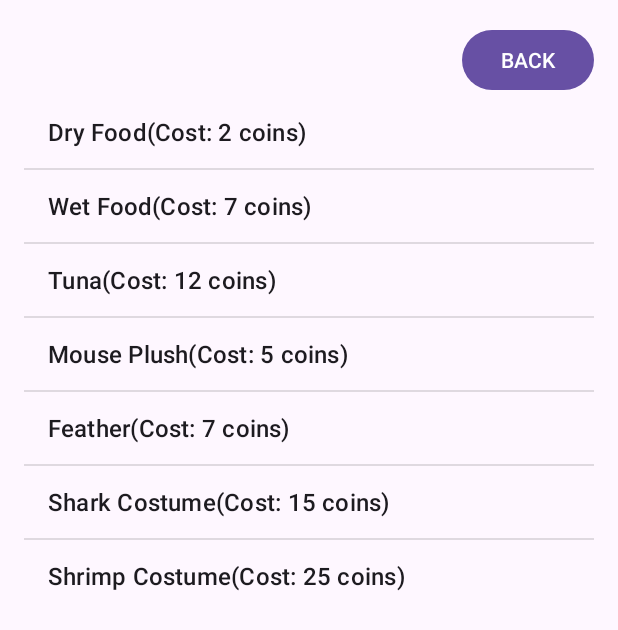
After one commit to HehNiceArt/CS106-AppDev-Finals, an Android app: the ShopActivity screen opened directly, with no data from a screen before it, on a phone screen of 412 x 824 dp. The commit adds this screen. Shown: the top 630 px of the screen. Run offline under Robolectric (Android 15) with nearby library versions, the phone set to English and light mode, and no system bars.

Commit message:
shop and inventory working

```diff
--- /dev/null
+++ b/app/src/main/java/com/example/nyanyanko/NyankoManager.java
@@ -0,0 +1,18 @@
+package com.example.nyanyanko;
+
+import android.content.Context;
+import android.graphics.Bitmap;
+import android.graphics.BitmapFactory;
+
+public class NyankoManager {
+    private static NyankoAI nyankoAIInstance;
+
+    public static  NyankoAI getInstance(Context context){
+        Bitmap bitmap = BitmapFactory.decodeResource(context.getResources(),R.drawable.nyanko);
+        if(nyankoAIInstance == null){
+            Bitmap resized = Bitmap.createScaledBitmap(bitmap, 240, 240, false);
+            nyankoAIInstance = new NyankoAI(resized, bitmap.getWidth(), bitmap.getHeight());
+        }
+        return nyankoAIInstance;
+    }
+}
--- /dev/null
+++ b/app/src/main/java/com/example/nyanyanko/Shop.java
@@ -0,0 +1,27 @@
+package com.example.nyanyanko;
+
+import androidx.appcompat.app.AppCompatActivity;
+
+import android.os.Bundle;
+
+import java.util.ArrayList;
+import java.util.List;
+
+public class Shop {
+
+    private List<ShopItem> shopItems;
+
+    public Shop() {
+        shopItems = new ArrayList<>();
+        shopItems.add(new ShopItem("Dry Food", 2, 3, 2));
+        shopItems.add(new ShopItem("Wet Food", 4, 6, 7));
+        shopItems.add(new ShopItem("Tuna", 6, 8, 12));
+        shopItems.add(new ShopItem("Mouse Plush", 0, 0, 5));
+        shopItems.add(new ShopItem("Feather", 0, 0, 7));
+        shopItems.add(new ShopItem("Shark Costume", 0, 0, 15));
+        shopItems.add(new ShopItem("Shrimp Costume", 0, 0, 25));
+    }
+    public List<ShopItem> getShopItems(){
+        return  shopItems;
+    }
+}
--- /dev/null
+++ b/app/src/main/java/com/example/nyanyanko/ShopActivity.java
@@ -0,0 +1,65 @@
+package com.example.nyanyanko;
+
+import androidx.appcompat.app.AppCompatActivity;
+
+import android.content.Intent;
+import android.os.Bundle;
+import android.util.Log;
+import android.view.View;
+import android.widget.AdapterView;
+import android.widget.ArrayAdapter;
+import android.widget.ListView;
+import android.widget.Button;
+import android.widget.TextView;
+import android.widget.Toast;
+
+import java.util.List;
+
+public class ShopActivity extends AppCompatActivity {
+    private Shop shop;
+    private NyankoAI nyankoAI;
+    private int playerCoins = 50;
+
+    @Override
+    protected void onCreate(Bundle savedInstanceState) {
+        super.onCreate(savedInstanceState);
+        setContentView(R.layout.activity_shop);
+
+        nyankoAI = NyankoManager.getInstance(this);
+
+        shop = new Shop();
+        List<ShopItem> shopItems = shop.getShopItems();
+
+        ListView shopListView = findViewById(R.id.shop_list);
+        ArrayAdapter<ShopItem> adapter = new ArrayAdapter<>(this, android.R.layout.simple_list_item_1, shop.getShopItems());
+        shopListView.setAdapter(adapter);
+
+        shopListView.setOnItemClickListener(new AdapterView.OnItemClickListener() {
+            @Override
+            public void onItemClick(AdapterView<?> parent, View view, int position, long id) {
+                ShopItem item = (ShopItem) parent.getItemAtPosition(position);
+                if(playerCoins >= item.getCost()){
+                    playerCoins -= item.getCost();
+
+                    InventoryItem inventoryItem = new InventoryItem(item.getName(), 1);
+                    nyankoAI.addItemToInventory(inventoryItem);
+
+                    Log.d("Shop", "item purchased! " + item.getName());
+                    Toast.makeText(ShopActivity.this, "Purchased: " + item.getName(), Toast.LENGTH_SHORT).show();
+                }else{
+                    Toast.makeText(ShopActivity.this, "Not enough coins!", Toast.LENGTH_SHORT).show();
+                }
+            }
+        });
+        Button backBTN = findViewById(R.id.backBTN);
+        backBTN.setOnClickListener(new View.OnClickListener() {
+            @Override
+            public void onClick(View view){
+                Intent intent = new Intent(ShopActivity.this, Gameplay.class);
+                startActivity(intent);
+                finish();
+            }
+
+        });
+    }
+}
--- /dev/null
+++ b/app/src/main/java/com/example/nyanyanko/ShopItem.java
@@ -0,0 +1,28 @@
+package com.example.nyanyanko;
+
+public class ShopItem {
+    private String name;
+    private int hp;
+    private int hunger;
+    private int cost;
+
+    public ShopItem(String name, int hp, int hunger, int cost){
+        this.name = name;
+        this.hp = hp;
+        this.hunger = hunger;
+        this.cost = cost;
+    }
+    public String getName(){
+        return name;
+    }
+    public int getHP(){
+        return hunger;
+    }
+    public int getCost(){
+        return cost;
+    }
+    @Override
+    public String toString(){
+        return name + "(Cost: " + cost + " coins)";
+    }
+}
--- /dev/null
+++ b/app/src/main/res/layout/activity_shop.xml
@@ -0,0 +1,28 @@
+<?xml version="1.0" encoding="utf-8"?>
+<LinearLayout xmlns:android="http://schemas.android.com/apk/res/android"
+    xmlns:app="http://schemas.android.com/apk/res-auto"
+    xmlns:tools="http://schemas.android.com/tools"
+    android:layout_width="match_parent"
+    android:layout_height="match_parent"
+    android:padding="16dp"
+    tools:context=".ShopActivity">
+    <LinearLayout
+        android:layout_width="match_parent"
+        android:layout_height="match_parent"
+        android:layout_weight="1"
+        android:orientation="vertical">
+
+        <Button
+            android:id="@+id/backBTN"
+            android:layout_width="wrap_content"
+            android:layout_gravity="end"
+            android:layout_height="wrap_content"
+            android:text="BACK" />
+
+        <ListView
+            android:id="@+id/shop_list"
+            android:layout_width="wrap_content"
+            android:layout_height="wrap_content" />
+    </LinearLayout>
+
+</LinearLayout>
--- /dev/null
+++ b/app/src/main/res/values/refs.xml
@@ -0,0 +1,2 @@
+<?xml version="1.0" encoding="utf-8"?>
+<resources></resources>
```
Also changed, not shown: app/src/main/AndroidManifest.xml (+9 -0 lines), app/src/main/java/com/example/nyanyanko/GameView.java (+12 -17 lines), app/src/main/java/com/example/nyanyanko/Gameplay.java (+31 -12 lines), app/src/main/java/com/example/nyanyanko/InventoryActivity.java (added, +47 -0 lines), app/src/main/java/com/example/nyanyanko/InventoryItem.java (added, +26 -0 lines), app/src/main/java/com/example/nyanyanko/NyankoAI.java (+28 -4 lines), app/src/main/res/layout/activity_inventory.xml (added, +24 -0 lines).
